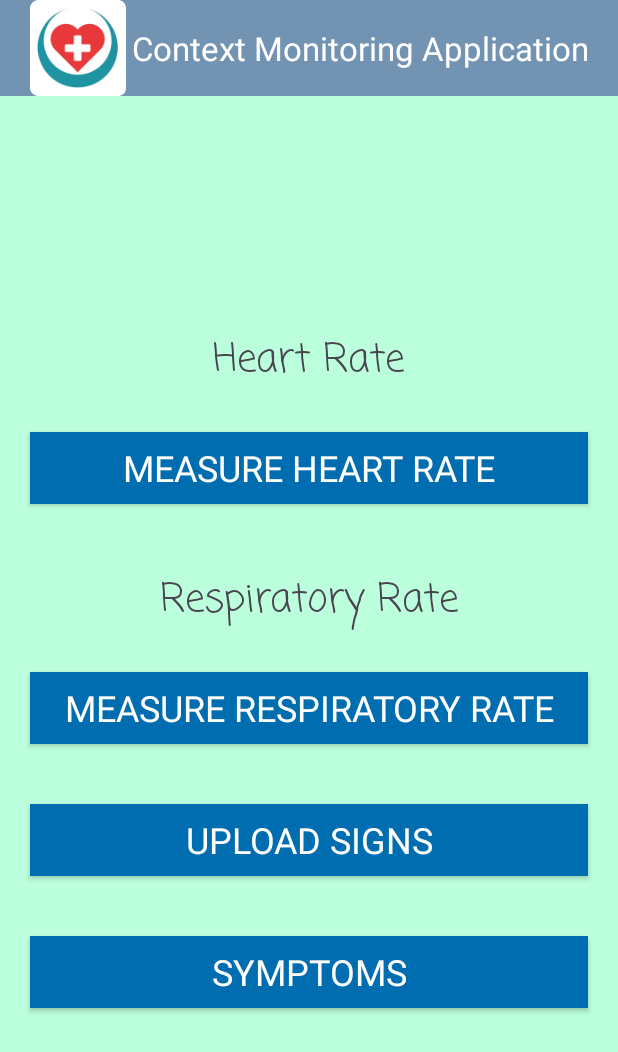
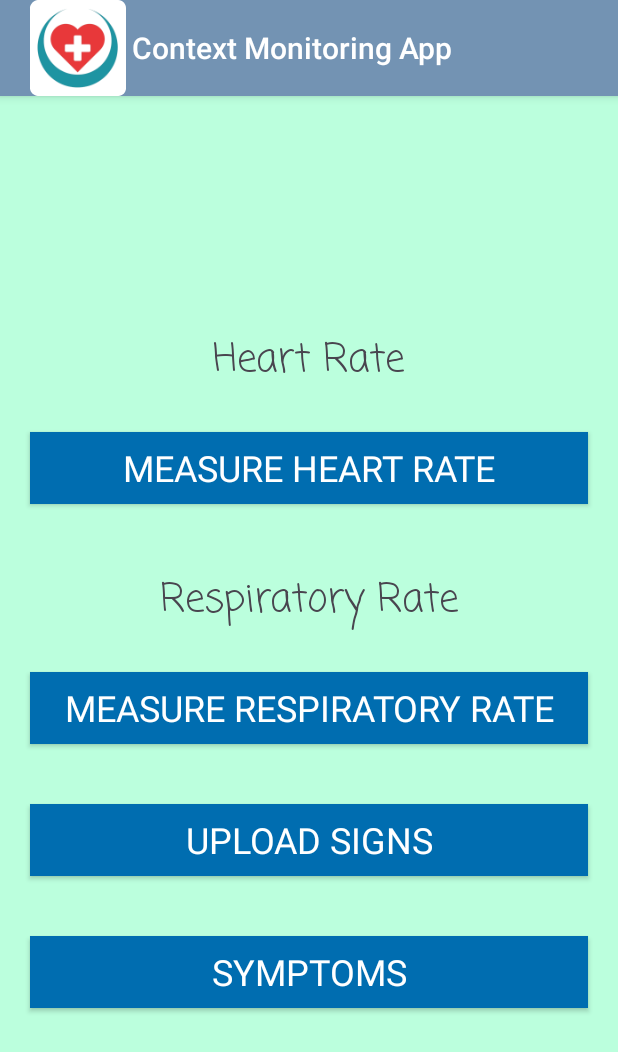
Before and after one commit to nicolefernandes18/Context_Monitoring_Application, an Android app: the screen it shows after launch (MainActivity), on a phone screen of 412 x 824 dp. Shown: the top 1052 px of the screen. Run offline under Robolectric (Android 15) with nearby library versions, the phone set to English and light mode, and no system bars.

Commit message:
Added few features

```diff
--- a/app/src/main/AndroidManifest.xml
+++ b/app/src/main/AndroidManifest.xml
@@ -13,7 +13,7 @@
         android:fullBackupContent="@xml/backup_rules"
         android:icon="@mipmap/ic_launcher"
 
-        android:label="Context Monitoring Application"
+        android:label="Context Monitoring App"
         android:roundIcon="@mipmap/ic_launcher_round"
         android:supportsRtl="true"
         android:theme="@style/Theme.Context_Monitoring_Application"
--- a/app/src/main/java/com/example/context_monitoring_application/MainActivity.java
+++ b/app/src/main/java/com/example/context_monitoring_application/MainActivity.java
@@ -51,6 +51,8 @@ public class MainActivity extends AppCompatActivity{
 
     private TextView heartRateValueText;
 
+    private Button uploadBtn;
+
     private float accelValueX[] = new float[128];
     private float accelValueY[] = new float[128];
     private float accelValueZ[] = new float[128];
@@ -80,6 +82,8 @@ public class MainActivity extends AppCompatActivity{
 
         setSupportActionBar(toolbar);
 
+        DatabaseHelper databaseHelper = new DatabaseHelper(this);
+
         symBtn.setOnClickListener(new View.OnClickListener() {
             @Override
             public void onClick(View view) {
@@ -89,6 +93,15 @@ public class MainActivity extends AppCompatActivity{
 
         measureHrtRate = findViewById(R.id.heartRateBtn);
         measureRespRate = findViewById(R.id.respRateBtn);
+        uploadBtn = findViewById(R.id.uploadBtn);
+
+        uploadBtn.setOnClickListener(new View.OnClickListener() {
+            @Override
+            public void onClick(View v) {
+                databaseHelper.insert(Float.parseFloat(heartRate), Float.parseFloat(respRate), 0, 0, 0, 0, 0, 0, 0, 0, 0, 0);
+            }
+        });
+
 
         activityResultLauncher = registerForActivityResult(new ActivityResultContracts.StartActivityForResult(), result -> {
             if (result.getResultCode() == RESULT_OK && result.getData() != null){
--- a/app/src/main/res/layout/activity_main.xml
+++ b/app/src/main/res/layout/activity_main.xml
@@ -17,12 +17,11 @@
         android:layout_gravity="center"
         android:background="#7393b3"
         android:elevation="4dp"
-        style="@style/ToolBarStyle"
+        app:theme="@style/ToolBarStyle"
         android:minHeight="?attr/actionBarSize"
-        android:theme="?attr/actionBarTheme"
+        android:theme="@style/Theme.AppCompat.Light.NoActionBar"
         app:logo="@mipmap/ic_launcher_round"
-        app:popupTheme="@style/ThemeOverlay.AppCompat.Light"
-        app:theme="@style/ThemeOverlay.AppCompat.Dark.ActionBar" />
+        app:popupTheme="@style/ThemeOverlay.AppCompat.Light" />
 
     <LinearLayout
         android:layout_width="match_parent"
--- a/app/src/main/res/values/styles.xml
+++ b/app/src/main/res/values/styles.xml
@@ -1,7 +1,7 @@
 <?xml version="1.0" encoding="utf-8"?>
 <resources>
-    <style name="ToolBarStyle">
+    <style name="ToolBarStyle" parent="Theme.AppCompat">
         <item name="android:fontFamily">sans-serif</item>
-        <item name="android:textSize">20sp</item>
+        <item name="android:textSize">15sp</item>
     </style>
 </resources>
```
Also changed, not shown: app/src/main/java/com/example/context_monitoring_application/DatabaseHelper.java (+65 -5 lines), app/src/main/java/com/example/context_monitoring_application/DatabaseManager.java (deleted, +0 -32 lines), app/src/main/java/com/example/context_monitoring_application/Symptoms.java (+20 -29 lines).
